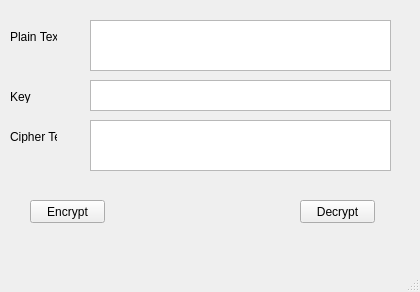
This is lab-03/ui/caesar.ui in danggiaphu/bmttnc-hutech-2380601694 as Qt 5 draws it before an edit. The edited form follows.
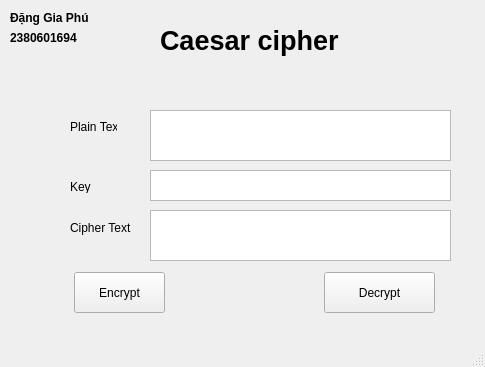
This is the edited form.

```diff
--- a/lab-03/ui/caesar.ui
+++ b/lab-03/ui/caesar.ui
@@ -6,8 +6,8 @@
    <rect>
     <x>0</x>
     <y>0</y>
-    <width>420</width>
-    <height>292</height>
+    <width>485</width>
+    <height>367</height>
    </rect>
   </property>
   <property name="windowTitle">
@@ -17,10 +17,10 @@
    <widget class="QPushButton" name="btn_decrypt">
     <property name="geometry">
      <rect>
-      <x>300</x>
-      <y>200</y>
-      <width>75</width>
-      <height>23</height>
+      <x>324</x>
+      <y>272</y>
+      <width>111</width>
+      <height>41</height>
      </rect>
     </property>
     <property name="text">
@@ -30,10 +30,10 @@
    <widget class="QPushButton" name="btn_encrypt">
     <property name="geometry">
      <rect>
-      <x>30</x>
-      <y>200</y>
-      <width>75</width>
-      <height>23</height>
+      <x>74</x>
+      <y>272</y>
+      <width>91</width>
+      <height>41</height>
      </rect>
     </property>
     <property name="text">
@@ -43,8 +43,8 @@
    <widget class="QPlainTextEdit" name="plainTextEdit">
     <property name="geometry">
      <rect>
-      <x>90</x>
-      <y>20</y>
+      <x>150</x>
+      <y>110</y>
       <width>301</width>
       <height>51</height>
      </rect>
@@ -53,8 +53,8 @@
    <widget class="QPlainTextEdit" name="plainTextEdit_2">
     <property name="geometry">
      <rect>
-      <x>90</x>
-      <y>80</y>
+      <x>150</x>
+      <y>170</y>
       <width>301</width>
       <height>31</height>
      </rect>
@@ -63,8 +63,8 @@
    <widget class="QPlainTextEdit" name="plainTextEdit_3">
     <property name="geometry">
      <rect>
-      <x>90</x>
-      <y>120</y>
+      <x>150</x>
+      <y>210</y>
       <width>301</width>
       <height>51</height>
      </rect>
@@ -73,8 +73,8 @@
    <widget class="QLabel" name="label">
     <property name="geometry">
      <rect>
-      <x>10</x>
-      <y>30</y>
+      <x>70</x>
+      <y>120</y>
       <width>47</width>
       <height>13</height>
      </rect>
@@ -86,8 +86,8 @@
    <widget class="QLabel" name="label_2">
     <property name="geometry">
      <rect>
-      <x>10</x>
-      <y>90</y>
+      <x>70</x>
+      <y>180</y>
       <width>47</width>
       <height>13</height>
      </rect>
@@ -99,16 +99,74 @@
    <widget class="QLabel" name="label_3">
     <property name="geometry">
      <rect>
-      <x>10</x>
-      <y>130</y>
-      <width>47</width>
-      <height>13</height>
+      <x>70</x>
+      <y>220</y>
+      <width>61</width>
+      <height>16</height>
      </rect>
     </property>
     <property name="text">
      <string>Cipher Text</string>
     </property>
    </widget>
+   <widget class="QLabel" name="label_4">
+    <property name="geometry">
+     <rect>
+      <x>160</x>
+      <y>10</y>
+      <width>201</width>
+      <height>61</height>
+     </rect>
+    </property>
+    <property name="font">
+     <font>
+      <pointsize>20</pointsize>
+      <weight>75</weight>
+      <bold>true</bold>
+     </font>
+    </property>
+    <property name="text">
+     <string>Caesar cipher</string>
+    </property>
+   </widget>
+   <widget class="QLabel" name="label_5">
+    <property name="geometry">
+     <rect>
+      <x>10</x>
+      <y>10</y>
+      <width>81</width>
+      <height>16</height>
+     </rect>
+    </property>
+    <property name="font">
+     <font>
+      <weight>75</weight>
+      <bold>true</bold>
+     </font>
+    </property>
+    <property name="text">
+     <string>Đặng Gia Phú</string>
+    </property>
+   </widget>
+   <widget class="QLabel" name="label_6">
+    <property name="geometry">
+     <rect>
+      <x>10</x>
+      <y>30</y>
+      <width>71</width>
+      <height>16</height>
+     </rect>
+    </property>
+    <property name="font">
+     <font>
+      <weight>75</weight>
+      <bold>true</bold>
+     </font>
+    </property>
+    <property name="text">
+     <string>2380601694</string>
+    </property>
+   </widget>
   </widget>
   <widget class="QMenuBar" name="menubar">
    <property name="geometry">
```
Left out of the diff: 8 changed lines with no effect on the pictures.
